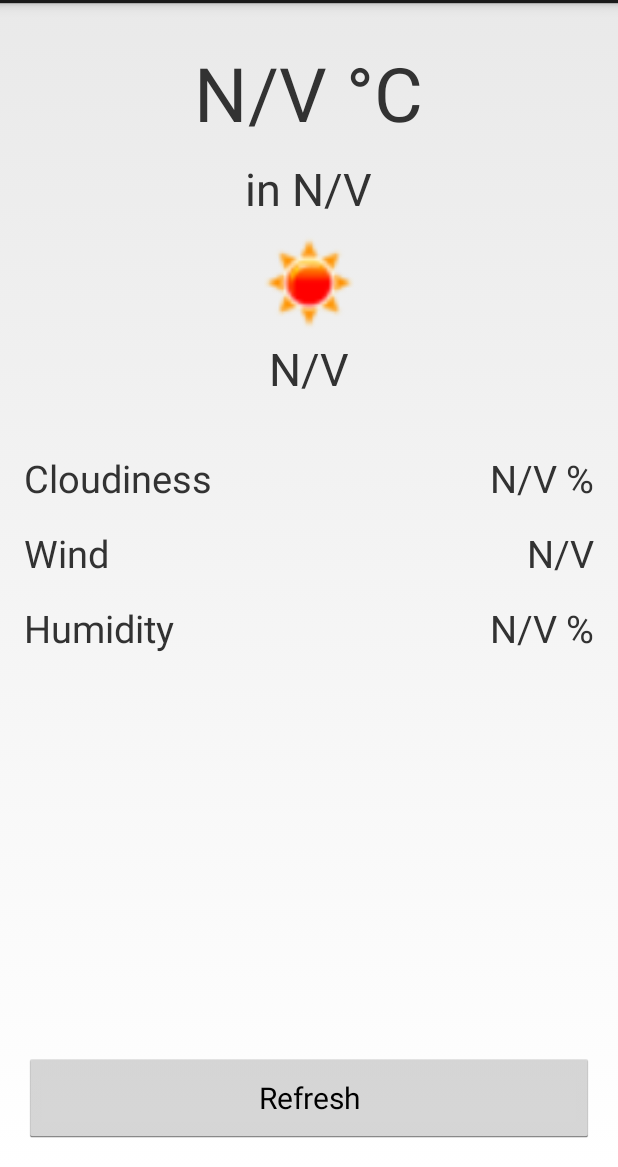
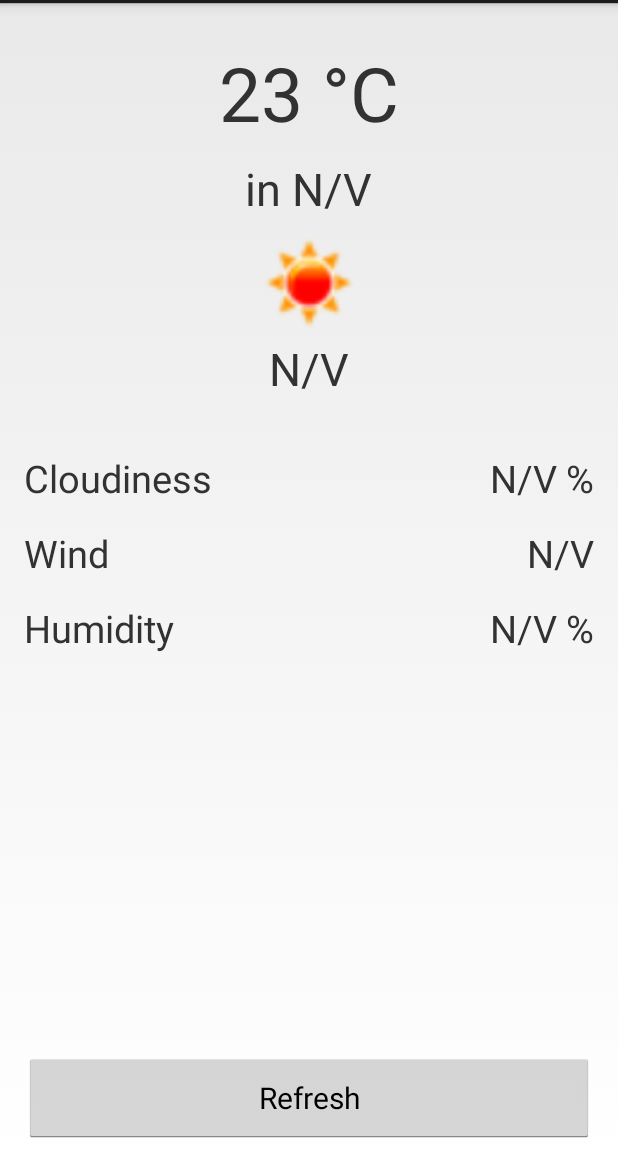
Before and after one commit to N-Coder/android-talk-app, an Android app: the screen it shows after launch (MainActivity), on a phone screen of 412 x 824 dp, the part 69-1236 px from its top. Run offline under Robolectric (Android 15) with nearby library versions, the phone set to English and light mode, and no system bars.

Commit message:
Refactoring, comments

```diff
--- a/src/main/java/de/unipassau/ieee/weatherDemo/MainActivity.java
+++ b/src/main/java/de/unipassau/ieee/weatherDemo/MainActivity.java
@@ -45,8 +45,11 @@ public class MainActivity extends Activity {
     @Override
     protected void onCreate(Bundle savedInstanceState) {
         super.onCreate(savedInstanceState);
+
+        // define the layout for this activity
         setContentView(R.layout.activity_main);
 
+        // get a reference to the view elements
         textViewTemperature = (TextView) findViewById(R.id.textViewTemperature);
         textViewWeatherStatus = (TextView) findViewById(R.id.textViewWeatherStatus);
         textViewCity = (TextView) findViewById(R.id.textViewCity);
--- a/src/main/res/layout/activity_main.xml
+++ b/src/main/res/layout/activity_main.xml
@@ -2,10 +2,10 @@
                 xmlns:tools="http://schemas.android.com/tools"
                 android:layout_width="match_parent"
                 android:layout_height="match_parent"
+                android:paddingBottom="@dimen/activity_vertical_margin"
                 android:paddingLeft="@dimen/activity_horizontal_margin"
                 android:paddingRight="@dimen/activity_horizontal_margin"
                 android:paddingTop="@dimen/activity_vertical_margin"
-                android:paddingBottom="@dimen/activity_vertical_margin"
                 tools:context=".MainActivity">
 
     <LinearLayout
@@ -14,20 +14,20 @@
         android:layout_height="wrap_content"
         android:layout_alignParentTop="true"
         android:layout_centerHorizontal="true"
-        android:layout_marginTop="10dp" >
+        android:layout_marginTop="10dp">
 
         <TextView
             android:id="@+id/textViewTemperature"
             android:layout_width="wrap_content"
             android:layout_height="wrap_content"
-            android:textSize="50sp"
-            android:text="N/V"/>
+            android:text="23"
+            android:textSize="50sp"/>
 
         <TextView
             android:layout_width="wrap_content"
             android:layout_height="wrap_content"
-            android:textSize="50sp"
-            android:text=" °C"/>
+            android:text=" °C"
+            android:textSize="50sp"/>
 
 
     </LinearLayout>
@@ -39,21 +39,22 @@
         android:layout_height="wrap_content"
         android:layout_below="@id/layoutTemperature"
         android:layout_centerHorizontal="true"
+        android:layout_marginBottom="-15dp"
         android:layout_marginTop="10dp"
-        android:layout_marginBottom="-15dp"
         >
 
         <TextView
             android:layout_width="wrap_content"
             android:layout_height="wrap_content"
-            android:textSize="30sp"
-            android:text="in "/>
+            android:text="in "
+            android:textSize="30sp"/>
+
         <TextView
             android:id="@+id/textViewCity"
             android:layout_width="wrap_content"
             android:layout_height="wrap_content"
-            android:textSize="30sp"
-            android:text="N/V"/>
+            android:text="N/V"
+            android:textSize="30sp"/>
     </LinearLayout>
 
     <ImageView
@@ -64,6 +65,7 @@
         android:layout_centerHorizontal="true"
         android:src="@drawable/clear_sky_day"
         />
+
     <TextView
         android:id="@+id/textViewWeatherStatus"
         android:layout_width="wrap_content"
@@ -71,8 +73,8 @@
         android:layout_below="@id/imageViewWeatherStatusIcon"
         android:layout_centerHorizontal="true"
         android:layout_marginTop="-25dp"
+        android:text="N/V"
         android:textSize="30sp"
-        android:text="N/V"
         />
 
     <TableLayout
@@ -86,75 +88,84 @@
 
         <TableRow
             android:layout_marginTop="15dp">
+
             <TextView
                 android:layout_width="wrap_content"
                 android:layout_height="wrap_content"
                 android:layout_weight="1"
+                android:text="Cloudiness"
                 android:textSize="25sp"
-                android:text="Cloudiness"
                 />
+
             <TextView
                 android:id="@+id/textViewCloudiness"
                 android:layout_width="wrap_content"
                 android:layout_height="wrap_content"
+                android:layout_weight="1"
                 android:gravity="right"
-                android:layout_weight="1"
+                android:text="N/V"
                 android:textSize="25sp"
-                android:text="N/V"
                 />
+
             <TextView
                 android:layout_width="wrap_content"
                 android:layout_height="wrap_content"
+                android:layout_weight="0"
                 android:gravity="right"
-                android:layout_weight="0"
-                android:textSize="25sp"
-                android:text=" %"/>
+                android:text=" %"
+                android:textSize="25sp"/>
         </TableRow>
 
         <TableRow
             android:layout_marginTop="15dp">
+
             <TextView
                 android:layout_width="wrap_content"
                 android:layout_height="wrap_content"
                 android:layout_weight="1"
+                android:text="Wind"
                 android:textSize="25sp"
-                android:text="Wind"
                 />
+
             <TextView
                 android:id="@+id/textViewWind"
                 android:layout_width="wrap_content"
                 android:layout_height="wrap_content"
+                android:layout_weight="1"
                 android:gravity="right"
-                android:layout_weight="1"
+                android:text="N/V"
                 android:textSize="25sp"
-                android:text="N/V"
                 />
         </TableRow>
+
         <TableRow
             android:layout_marginTop="15dp">
+
             <TextView
                 android:layout_width="wrap_content"
                 android:layout_height="wrap_content"
                 android:layout_weight="1"
+                android:text="Humidity"
                 android:textSize="25sp"
-                android:text="Humidity"
                 />
+
             <TextView
                 android:id="@+id/textViewHumidity"
                 android:layout_width="wrap_content"
                 android:layout_height="wrap_content"
+                android:layout_weight="1"
                 android:gravity="right"
-                android:layout_weight="1"
+                android:text="N/V"
                 android:textSize="25sp"
-                android:text="N/V"
                 />
+
             <TextView
                 android:layout_width="wrap_content"
                 android:layout_height="wrap_content"
+                android:layout_weight="0"
                 android:gravity="right"
-                android:layout_weight="0"
-                android:textSize="25sp"
-                android:text=" %"/>
+                android:text=" %"
+                android:textSize="25sp"/>
         </TableRow>
     </TableLayout>
 
@@ -165,6 +176,6 @@
         android:layout_alignParentBottom="true"
         android:layout_centerHorizontal="true"
         android:textSize="20sp"
-        android:text="Refresh"/>
+        android:text="Refresh" />
 
 </RelativeLayout>
```
